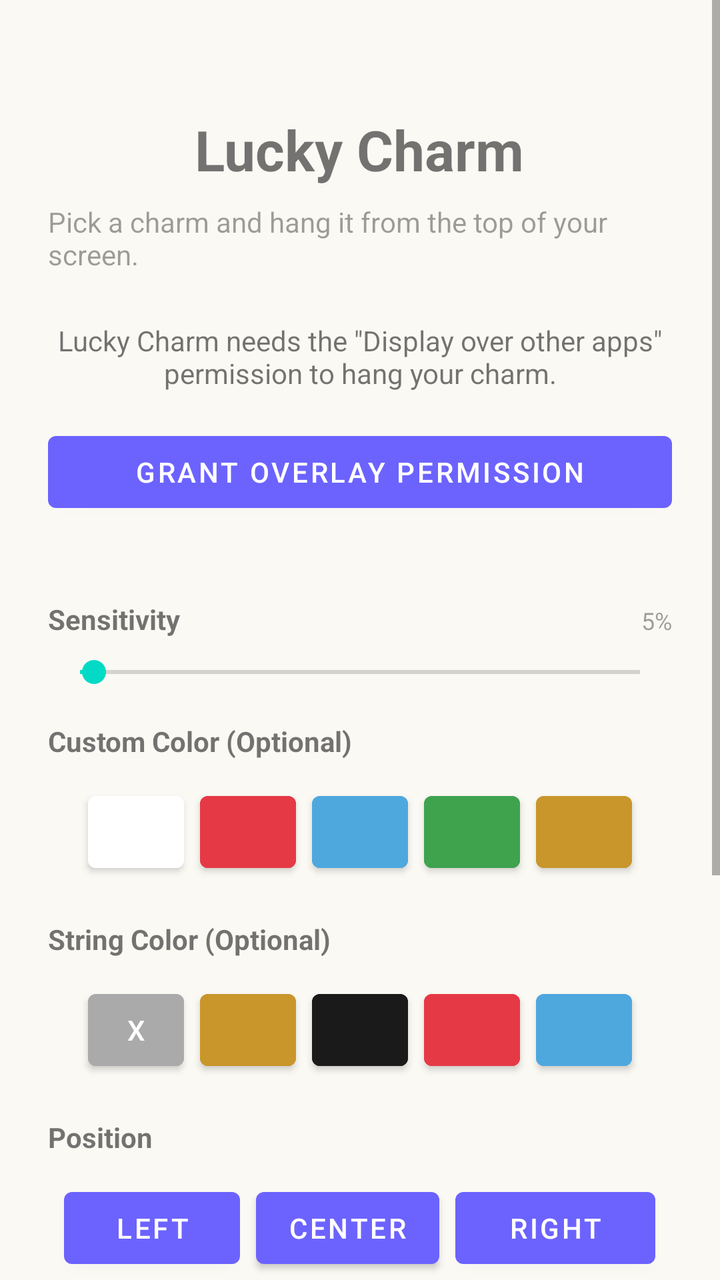
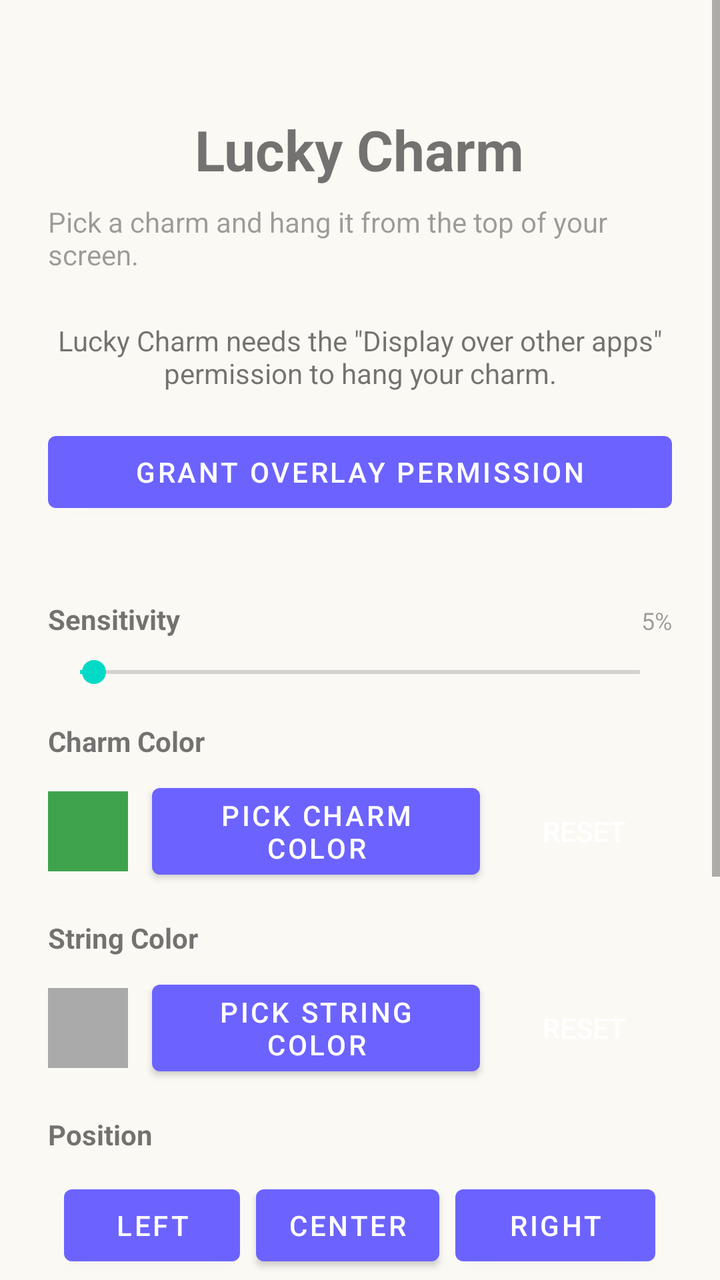

Two renders of the same Android screen: before a commit and after it. Below are the layout's source before the change and the commit's diff.
<!-- AndroidManifest.xml: activity theme Theme.LuckyCharm -->
<!-- res/layout/activity_main.xml -->
<?xml version="1.0" encoding="utf-8"?>
<ScrollView xmlns:android="http://schemas.android.com/apk/res/android"
    xmlns:tools="http://schemas.android.com/tools"
    android:layout_width="match_parent"
    android:layout_height="match_parent"
    android:fillViewport="true">

    <LinearLayout
        android:layout_width="match_parent"
        android:layout_height="wrap_content"
        android:orientation="vertical"
        android:padding="24dp"
        android:gravity="center_horizontal">

    <TextView
        android:id="@+id/titleText"
        android:layout_width="wrap_content"
        android:layout_height="wrap_content"
        android:layout_marginTop="32dp"
        android:text="@string/app_name"
        android:textSize="28sp"
        android:textStyle="bold" />

    <TextView
        android:layout_width="wrap_content"
        android:layout_height="wrap_content"
        android:layout_marginTop="8dp"
        android:layout_marginBottom="24dp"
        android:text="@string/subtitle"
        android:textSize="14sp"
        android:alpha="0.7" />

    <TextView
        android:id="@+id/statusText"
        android:layout_width="match_parent"
        android:layout_height="wrap_content"
        android:layout_marginBottom="16dp"
        android:text="@string/status_permission_needed"
        android:textAlignment="center" />

    <Button
        android:id="@+id/grantPermissionButton"
        android:layout_width="match_parent"
        android:layout_height="wrap_content"
        android:text="@string/grant_permission" />

    <GridLayout
        android:id="@+id/charmGrid"
        android:layout_width="match_parent"
        android:layout_height="wrap_content"
        android:layout_marginTop="24dp"
        android:columnCount="3"
        android:rowCount="2" />

    <LinearLayout
        android:layout_width="match_parent"
        android:layout_height="wrap_content"
        android:layout_marginTop="16dp"
        android:orientation="horizontal"
        android:gravity="bottom">
        <TextView
            android:layout_width="wrap_content"
            android:layout_height="wrap_content"
            android:text="Sensitivity"
            android:textStyle="bold" />
        <View
            android:layout_width="0dp"
            android:layout_height="0dp"
            android:layout_weight="1" />
        <TextView
            android:id="@+id/sensitivityValueText"
            android:layout_width="wrap_content"
            android:layout_height="wrap_content"
            android:text="5%"
            android:textSize="12sp"
            android:alpha="0.7" />
    </LinearLayout>

    <SeekBar
        android:id="@+id/gyroSensitivityBar"
        android:layout_width="match_parent"
        android:layout_height="wrap_content"
        android:layout_marginTop="8dp"
        android:max="200"
        android:progress="5" />

    <TextView
        android:layout_width="match_parent"
        android:layout_height="wrap_content"
        android:layout_marginTop="16dp"
        android:text="Custom Color (Optional)"
        android:textStyle="bold" />

    <LinearLayout
        android:id="@+id/colorPalette"
        android:layout_width="match_parent"
        android:layout_height="wrap_content"
        android:layout_marginTop="8dp"
        android:orientation="horizontal"
        android:gravity="center_horizontal">

        <Button android:id="@+id/colorDefault" android:layout_width="48dp" android:layout_height="48dp" android:layout_margin="4dp" android:backgroundTint="#FFFFFF" android:text="X"/>
        <Button android:id="@+id/colorRed" android:layout_width="48dp" android:layout_height="48dp" android:layout_margin="4dp" android:backgroundTint="#E63946"/>
        <Button android:id="@+id/colorBlue" android:layout_width="48dp" android:layout_height="48dp" android:layout_margin="4dp" android:backgroundTint="#4EA8DE"/>
        <Button android:id="@+id/colorGreen" android:layout_width="48dp" android:layout_height="48dp" android:layout_margin="4dp" android:backgroundTint="#3FA34D"/>
        <Button android:id="@+id/colorGold" android:layout_width="48dp" android:layout_height="48dp" android:layout_margin="4dp" android:backgroundTint="#C9962C"/>

    </LinearLayout>

    <TextView
        android:layout_width="match_parent"
        android:layout_height="wrap_content"
        android:layout_marginTop="16dp"
        android:text="String Color (Optional)"
        android:textStyle="bold" />

    <LinearLayout
        android:id="@+id/stringColorPalette"
        android:layout_width="match_parent"
        android:layout_height="wrap_content"
        android:layout_marginTop="8dp"
        android:orientation="horizontal"
        android:gravity="center_horizontal">

        <Button android:id="@+id/stringColorDefault" android:layout_width="48dp" android:layout_height="48dp" android:layout_margin="4dp" android:backgroundTint="#AAAAAA" android:text="X"/>
        <Button android:id="@+id/stringColorGold" android:layout_width="48dp" android:layout_height="48dp" android:layout_margin="4dp" android:backgroundTint="#C9962C"/>
        <Button android:id="@+id/stringColorBlack" android:layout_width="48dp" android:layout_height="48dp" android:layout_margin="4dp" android:backgroundTint="#1A1A1A"/>
        <Button android:id="@+id/stringColorRed" android:layout_width="48dp" android:layout_height="48dp" android:layout_margin="4dp" android:backgroundTint="#E63946"/>
        <Button android:id="@+id/stringColorBlue" android:layout_width="48dp" android:layout_height="48dp" android:layout_margin="4dp" android:backgroundTint="#4EA8DE"/>

    </LinearLayout>

    <TextView
        android:layout_width="match_parent"
        android:layout_height="wrap_content"
        android:layout_marginTop="16dp"
        android:text="Position"
        android:textStyle="bold" />

    <LinearLayout
        android:layout_width="match_parent"
        android:layout_height="wrap_content"
        android:layout_marginTop="8dp"
        android:orientation="horizontal"
        android:gravity="center_horizontal">

        <Button android:id="@+id/posLeft" android:layout_width="wrap_content" android:layout_height="wrap_content" android:layout_margin="4dp" android:text="Left"/>
        <Button android:id="@+id/posCenter" android:layout_width="wrap_content" android:layout_height="wrap_content" android:layout_margin="4dp" android:text="Center"/>

        <Button
            android:id="@+id/posRight"
            android:layout_width="100dp"
            android:layout_height="wrap_content"
            android:layout_margin="4dp"
            android:text="Right" />
    </LinearLayout>

    <Button
        android:id="@+id/hangButton"
        android:layout_width="match_parent"
        android:layout_height="wrap_content"
        android:layout_marginTop="24dp"
        android:text="@string/hang_charm"
        android:enabled="false" />

    <Button
        android:id="@+id/hideButton"
        android:layout_width="match_parent"
        android:layout_height="wrap_content"
        android:layout_marginTop="8dp"
        android:text="@string/hide_charm" />

    <Button
        android:id="@+id/btnCheckUpdates"
        android:layout_width="match_parent"
        android:layout_height="wrap_content"
        android:layout_marginTop="8dp"
        android:text="Check for Updates"
        style="?android:attr/borderlessButtonStyle"
        android:textColor="#4EA8DE" />

    <Space
        android:layout_width="match_parent"
        android:layout_height="0dp"
        android:layout_weight="1" />

    <TextView
        android:layout_width="match_parent"
        android:layout_height="wrap_content"
        android:layout_marginTop="32dp"
        android:layout_marginBottom="32dp"
        android:gravity="center"
        android:text="Developed by Baskar S"
        android:textSize="16sp"
        android:textStyle="bold|italic"
        android:textColor="#888888" />

    </LinearLayout>
</ScrollView>
<!-- resources referenced by this layout -->
<resources>
  <string name="app_name">Lucky Charm</string>
  <string name="grant_permission">Grant overlay permission</string>
  <string name="hang_charm">Hang it up</string>
  <string name="hide_charm">Take it down</string>
  <string name="status_permission_needed">Lucky Charm needs the \"Display over other apps\" permission to hang your charm.</string>
  <string name="subtitle">Pick a charm and hang it from the top of your screen.</string>
  <style name="Theme.LuckyCharm" parent="Theme.MaterialComponents.DayNight.NoActionBar">
          <item name="colorPrimary">@color/purple_500</item>
          <item name="android:windowBackground">@color/background_light</item>
      </style>
  <color name="purple_500">#6C63FF</color>
  <color name="background_light">#FBF9F4</color>
</resources>

<!-- the commit's change to res/layout/activity_main.xml (unified diff, before → after) -->
@@ -84,49 +84,81 @@
         android:max="200"
         android:progress="5" />
 
-    <TextView
-        android:layout_width="match_parent"
-        android:layout_height="wrap_content"
-        android:layout_marginTop="16dp"
-        android:text="Custom Color (Optional)"
-        android:textStyle="bold" />
-
-    <LinearLayout
-        android:id="@+id/colorPalette"
-        android:layout_width="match_parent"
-        android:layout_height="wrap_content"
-        android:layout_marginTop="8dp"
-        android:orientation="horizontal"
-        android:gravity="center_horizontal">
-
-        <Button android:id="@+id/colorDefault" android:layout_width="48dp" android:layout_height="48dp" android:layout_margin="4dp" android:backgroundTint="#FFFFFF" android:text="X"/>
-        <Button android:id="@+id/colorRed" android:layout_width="48dp" android:layout_height="48dp" android:layout_margin="4dp" android:backgroundTint="#E63946"/>
-        <Button android:id="@+id/colorBlue" android:layout_width="48dp" android:layout_height="48dp" android:layout_margin="4dp" android:backgroundTint="#4EA8DE"/>
-        <Button android:id="@+id/colorGreen" android:layout_width="48dp" android:layout_height="48dp" android:layout_margin="4dp" android:backgroundTint="#3FA34D"/>
-        <Button android:id="@+id/colorGold" android:layout_width="48dp" android:layout_height="48dp" android:layout_margin="4dp" android:backgroundTint="#C9962C"/>
-
-    </LinearLayout>
-
-    <TextView
-        android:layout_width="match_parent"
-        android:layout_height="wrap_content"
-        android:layout_marginTop="16dp"
-        android:text="String Color (Optional)"
-        android:textStyle="bold" />
-
-    <LinearLayout
-        android:id="@+id/stringColorPalette"
-        android:layout_width="match_parent"
-        android:layout_height="wrap_content"
-        android:layout_marginTop="8dp"
-        android:orientation="horizontal"
-        android:gravity="center_horizontal">
-
-        <Button android:id="@+id/stringColorDefault" android:layout_width="48dp" android:layout_height="48dp" android:layout_margin="4dp" android:backgroundTint="#AAAAAA" android:text="X"/>
-        <Button android:id="@+id/stringColorGold" android:layout_width="48dp" android:layout_height="48dp" android:layout_margin="4dp" android:backgroundTint="#C9962C"/>
-        <Button android:id="@+id/stringColorBlack" android:layout_width="48dp" android:layout_height="48dp" android:layout_margin="4dp" android:backgroundTint="#1A1A1A"/>
-        <Button android:id="@+id/stringColorRed" android:layout_width="48dp" android:layout_height="48dp" android:layout_margin="4dp" android:backgroundTint="#E63946"/>
-        <Button android:id="@+id/stringColorBlue" android:layout_width="48dp" android:layout_height="48dp" android:layout_margin="4dp" android:backgroundTint="#4EA8DE"/>
+    
+    <TextView
+        android:layout_width="match_parent"
+        android:layout_height="wrap_content"
+        android:layout_marginTop="16dp"
+        android:text="Charm Color"
+        android:textStyle="bold" />
+
+    <LinearLayout
+        android:layout_width="match_parent"
+        android:layout_height="wrap_content"
+        android:layout_marginTop="8dp"
+        android:orientation="horizontal"
+        android:gravity="center_vertical">
+
+        <View
+            android:id="@+id/charmColorPreview"
+            android:layout_width="40dp"
+            android:layout_height="40dp"
+            android:layout_marginEnd="12dp"
+            android:background="#3FA34D" />
+
+        <Button
+            android:id="@+id/btnPickCharmColor"
+            android:layout_width="0dp"
+            android:layout_height="wrap_content"
+            android:layout_weight="1"
+            android:text="Pick Charm Color" />
+
+        <Button
+            android:id="@+id/btnResetCharmColor"
+            android:layout_width="wrap_content"
+            android:layout_height="wrap_content"
+            android:layout_marginStart="8dp"
+            android:text="Reset"
+            style="?android:attr/borderlessButtonStyle" />
+
+    </LinearLayout>
+
+    
+    <TextView
+        android:layout_width="match_parent"
+        android:layout_height="wrap_content"
+        android:layout_marginTop="16dp"
+        android:text="String Color"
+        android:textStyle="bold" />
+
+    <LinearLayout
+        android:layout_width="match_parent"
+        android:layout_height="wrap_content"
+        android:layout_marginTop="8dp"
+        android:orientation="horizontal"
+        android:gravity="center_vertical">
+
+        <View
+            android:id="@+id/stringColorPreview"
+            android:layout_width="40dp"
+            android:layout_height="40dp"
+            android:layout_marginEnd="12dp"
+            android:background="#AAAAAA" />
+
+        <Button
+            android:id="@+id/btnPickStringColor"
+            android:layout_width="0dp"
+            android:layout_height="wrap_content"
+            android:layout_weight="1"
+            android:text="Pick String Color" />
+
+        <Button
+            android:id="@+id/btnResetStringColor"
+            android:layout_width="wrap_content"
+            android:layout_height="wrap_content"
+            android:layout_marginStart="8dp"
+            android:text="Reset"
+            style="?android:attr/borderlessButtonStyle" />
 
     </LinearLayout>
 
